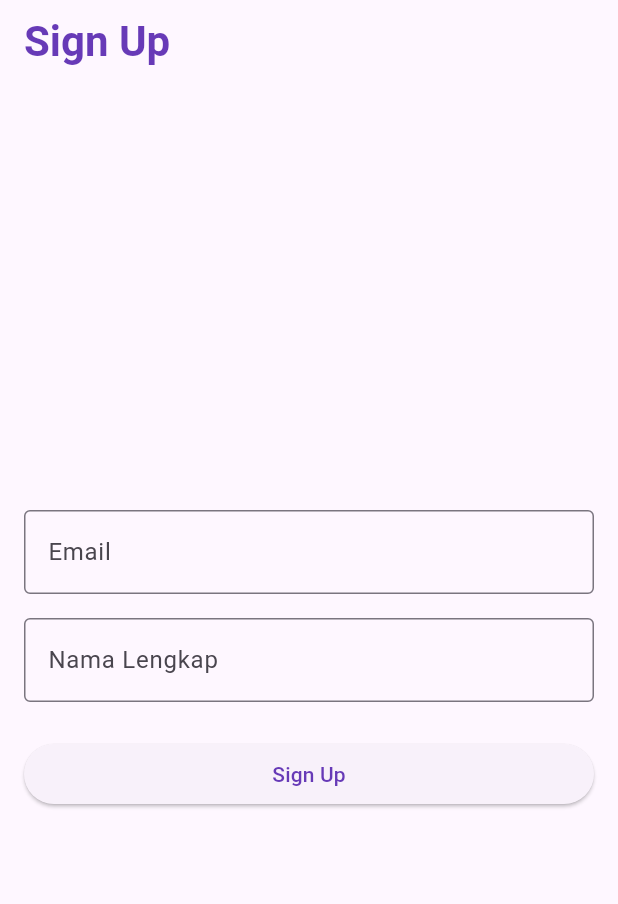
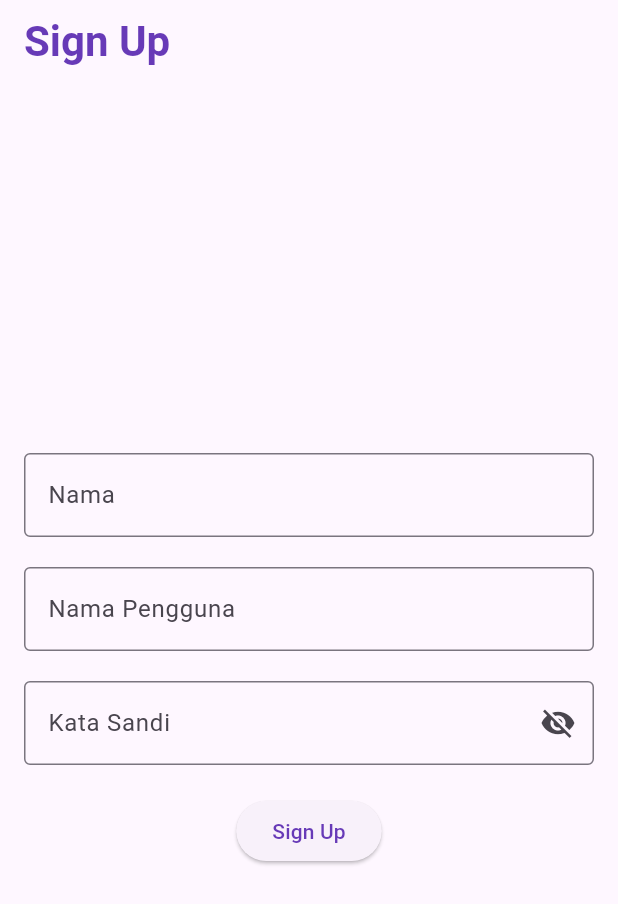
Before and after one commit to ayuu09/wisata_candi_ayuummi, a Flutter app: the SignUpScreen screen opened directly, on a phone screen of 412 x 824 dp. Shown: the top 904 px of the screen. Run offline on Flutter 3.47's test engine with Material 2 defaults, Android fonts, the phone set to English and light mode, and no system bars.

Commit message:
wisata_candi_ayuummi

```diff
--- a/lib/main.dart
+++ b/lib/main.dart
@@ -5,6 +5,7 @@ import 'package:wisata_candi/screens/ProfileScreen.dart';
 import 'package:wisata_candi/screens/home_screen.dart';
 import 'package:wisata_candi/screens/search_screen.dart';
 import 'package:wisata_candi/screens/sign_in_screen.dart';
+import 'package:wisata_candi/screens/sign_up_screen.dart';
 
 
 void main() {
@@ -39,7 +40,8 @@ class MyApp extends StatelessWidget {
       //home: DetailScreen(candi: candiList[0]),
       // home: SignInScreen(),
       // home: SearchScreen(),
-      home: HomeScreen(),
+      // home: HomeScreen(),
+      home: SignUpScreen(),
     );
   }
 }
--- a/lib/screens/sign_up_screen.dart
+++ b/lib/screens/sign_up_screen.dart
@@ -1,85 +1,115 @@
+import 'package:flutter/gestures.dart';
 import 'package:flutter/material.dart';
 
-void main() {
-  runApp(MyApp());
+class SignUpScreen extends StatefulWidget {
+  SignUpScreen({super.key});
+
+  @override
+  State<StatefulWidget> createState() => _SignUpScreenState();
 }
 
-class MyApp extends StatelessWidget {
+class _SignUpScreenState extends State<SignUpScreen> {
+  // TODO: 1 Deklarasikan variabel
+  final TextEditingController _fullnameController = TextEditingController();
+  final TextEditingController _usernameController = TextEditingController();
+  final TextEditingController _passwordController = TextEditingController();
+
+  String _errorText = '';
+
+  bool _obscurePassword = true;
+
+  // TODO: 1. Membuat fungsi _signUp
+  void _signUp() async {
+    String name = _fullnameController.text.trim();
+    String username = _usernameController.text.trim();
+    String password = _passwordController.text.trim();
+
+    if(password.length < 8 ||
+    !password.contains(RegExp(r'[A-Z]')) ||
+    !password.contains(RegExp(r'[a-z]')) ||
+    !password.contains(RegExp(r'[0-9]')) ||
+    !password.contains(RegExp(r'[@#$%^&*(),.?":{}|<>]'))) {
+    setState(() {
+    _errorText = 'Minimal 8 karakter kombinasi [A-Z], [a-z], [0-9], [@#\\\$%^&*(),.?":{}|<>]';
+    });
+    };
+    print('*** Sign Up berhasil');
+    print('fullname: $name');
+    print('username: $username');
+    print('password: $password');
+    return;
+  }
+
+  // TODO: 2. Membuat fungsi dispose
   @override
-  Widget build(BuildContext context) {
-    return MaterialApp(
-      home: SignUpScreen(),
-    );
-  }
-}
+  Widget build(BuildContext context){
+    return Scaffold(
+      // TODO: 2 Pasang AppBar
+      appBar: AppBar(title: Text('Sign Up'),),
+      // TODO: 3 Pasang body
+      body: Center(
+        child: SingleChildScrollView(
+          child: Padding(
+            padding: const EdgeInsets.all(16),
+            child: Form(
+                child: Column(
+                  // TODO: 4 Atur mainAxisAlignment dan crossAlignment
+                  mainAxisAlignment: MainAxisAlignment.center,
+                  crossAxisAlignment: CrossAxisAlignment.center,
+                  children: [
+                    TextFormField(
+                      controller: _fullnameController,
+                      decoration: InputDecoration(
+                        labelText: "Nama",
+                        border: OutlineInputBorder(),
+                      ),
+                    ),
+                    // TODO: 5 Pasang TextFormField Nama Pengguna
+                    SizedBox(height: 20),
+                    TextFormField(
+                      controller: _usernameController,
+                      decoration: InputDecoration(
+                        labelText: "Nama Pengguna",
+                        border: OutlineInputBorder(),
+                      ),
+                    ),
+                    // TODO: 6 Pasang TextFormField Kata Sandi
+                    SizedBox(height: 20),
+                    TextFormField(
+                      controller: _passwordController,
+                      decoration: InputDecoration(
+                          labelText: "Kata Sandi",
+                          errorText: _errorText.isNotEmpty
+                              ? _errorText
+                              : null,
+                          border: OutlineInputBorder(),
+                          suffixIcon: IconButton(
+                            onPressed: (){
+                              setState(() {
+                                _obscurePassword = !_obscurePassword;
+                              });
+                            },
+                            icon: Icon(
+                                _obscurePassword
+                                    ? Icons.visibility_off
+                                    : Icons.visibility
+                            ),
+                          )
+                      ),
+                      obscureText: _obscurePassword,
+                    ),
+                    // TODO: 7 Pasang ElevatedButton Sign Up
+                    SizedBox(height: 20),
+                    ElevatedButton(
+                        onPressed: _signUp,
+                            child: Text('Sign Up')),
 
-class SignUpScreen extends StatelessWidget {
-  @override
-  Widget build(BuildContext context) {
-    return Scaffold(
-      appBar: AppBar(
-        title: Text('Sign Up'),
-      ),
-      body: Padding(
-        padding: EdgeInsets.all(16.0),
-        child: SignUpForm(),
+                  ],
+                )
+            ),
+          ),
+        ),
       ),
     );
   }
 }
-
-class SignUpForm extends StatefulWidget {
-  @override
-  _SignUpFormState createState() => _SignUpFormState();
-}
-
-class _SignUpFormState extends State<SignUpForm> {
-  final _emailController = TextEditingController();
-  final _nameController = TextEditingController();
-
-  @override
-  Widget build(BuildContext context) {
-    return Column(
-      mainAxisAlignment: MainAxisAlignment.center,
-      crossAxisAlignment: CrossAxisAlignment.stretch,
-      children: [
-        TextFormField(
-          controller: _emailController,
-          keyboardType: TextInputType.emailAddress,
-          decoration: InputDecoration(
-            labelText: 'Email',
-            border: OutlineInputBorder(),
-          ),
-        ),
-        SizedBox(height: 16.0),
-        TextFormField(
-          controller: _nameController,
-          decoration: InputDecoration(
-            labelText: 'Nama Lengkap',
-            border: OutlineInputBorder(),
-          ),
-        ),
-        SizedBox(height: 24.0),
-        ElevatedButton(
-          onPressed: () {
-            // Lakukan sesuatu dengan email dan nama
-            final email = _emailController.text;
-            final name = _nameController.text;
-
-            // Misalnya, tampilkan dalam log
-            print('Email: $email');
-            print('Nama Lengkap: $name');
-          },
-          child: Text('Sign Up'),
-        ),
-      ],
-    );
-  }
-
-  @override
-  void dispose() {
-    _emailController.dispose();
-    _nameController.dispose();
-    super.dispose();
-  }
-}
```
